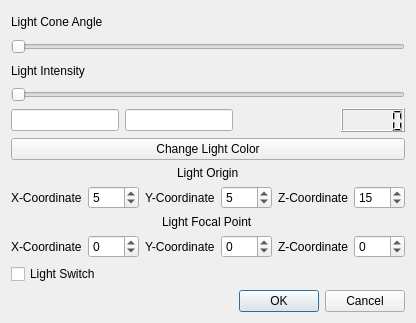
Above: model_viewer/source/edit_light.ui from warrior1601/2019_GROUP_33 before the change. Below: the same form after it.
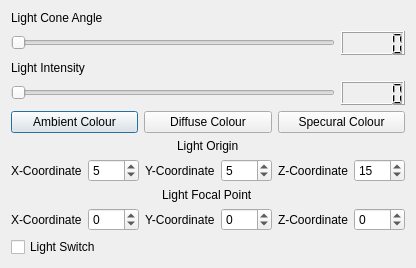
That is the form after the change.

Patch:
```diff
--- a/model_viewer/source/edit_light.ui
+++ b/model_viewer/source/edit_light.ui
@@ -10,55 +10,95 @@
     <x>0</x>
     <y>0</y>
     <width>390</width>
-    <height>323</height>
+    <height>275</height>
    </rect>
   </property>
   <property name="windowTitle">
    <string>Edit Light</string>
   </property>
   <layout class="QGridLayout" name="gridLayout">
+   <property name="sizeConstraint">
+    <enum>QLayout::SetFixedSize</enum>
+   </property>
    <item row="2" column="0">
-    <widget class="QDialogButtonBox" name="buttonBox">
-     <property name="orientation">
-      <enum>Qt::Horizontal</enum>
-     </property>
-     <property name="standardButtons">
-      <set>QDialogButtonBox::Cancel|QDialogButtonBox::Ok</set>
-     </property>
-    </widget>
+    <layout class="QHBoxLayout" name="horizontalLayout_3">
+     <item>
+      <widget class="QCheckBox" name="Light_Switch">
+       <property name="text">
+        <string>Light Switch</string>
+       </property>
+       <property name="checked">
+        <bool>false</bool>
+       </property>
+      </widget>
+     </item>
+     <item>
+      <spacer name="horizontalSpacer_2">
+       <property name="orientation">
+        <enum>Qt::Horizontal</enum>
+       </property>
+       <property name="sizeHint" stdset="0">
+        <size>
+         <width>40</width>
+         <height>20</height>
+        </size>
+       </property>
+      </spacer>
+     </item>
+    </layout>
    </item>
    <item row="0" column="0">
     <layout class="QVBoxLayout" name="verticalLayout_3">
      <item>
-      <layout class="QVBoxLayout" name="verticalLayout_4">
-       <item>
-        <widget class="QLabel" name="label_10">
-         <property name="text">
-          <string>Light Cone Angle</string>
-         </property>
-        </widget>
-       </item>
-       <item>
-        <widget class="QSlider" name="Light_Cone_Angle">
-         <property name="maximum">
-          <number>90</number>
-         </property>
-         <property name="orientation">
-          <enum>Qt::Horizontal</enum>
-         </property>
-        </widget>
-       </item>
-      </layout>
+      <widget class="QLabel" name="label_10">
+       <property name="text">
+        <string>Light Cone Angle</string>
+       </property>
+      </widget>
      </item>
      <item>
       <layout class="QVBoxLayout" name="verticalLayout_5">
        <item>
-        <widget class="QLabel" name="label_9">
-         <property name="text">
-          <string>Light Intensity</string>
-         </property>
-        </widget>
+        <layout class="QHBoxLayout" name="horizontalLayout_6">
+         <item>
+          <widget class="QSlider" name="Light_Cone_Angle">
+           <property name="maximum">
+            <number>90</number>
+           </property>
+           <property name="orientation">
+            <enum>Qt::Horizontal</enum>
+           </property>
+          </widget>
+         </item>
+         <item>
+          <widget class="QLCDNumber" name="lcdNumber">
+           <property name="minimumSize">
+            <size>
+             <width>64</width>
+             <height>24</height>
+            </size>
+           </property>
+           <property name="maximumSize">
+            <size>
+             <width>64</width>
+             <height>24</height>
+            </size>
+           </property>
+          </widget>
+         </item>
+        </layout>
        </item>
+      </layout>
+     </item>
+     <item>
+      <widget class="QLabel" name="label_9">
+       <property name="text">
+        <string>Light Intensity</string>
+       </property>
+      </widget>
+     </item>
+     <item>
+      <layout class="QHBoxLayout" name="horizontalLayout_8">
        <item>
         <widget class="QSlider" name="Light_Intensity">
          <property name="maximum">
@@ -69,31 +109,8 @@
          </property>
         </widget>
        </item>
-      </layout>
-     </item>
-     <item>
-      <layout class="QHBoxLayout" name="horizontalLayout_4">
        <item>
-        <widget class="QLineEdit" name="LightName"/>
-       </item>
-       <item>
-        <widget class="QLineEdit" name="Test"/>
-       </item>
-       <item>
-        <spacer name="horizontalSpacer">
-         <property name="orientation">
-          <enum>Qt::Horizontal</enum>
-         </property>
-         <property name="sizeHint" stdset="0">
-          <size>
-           <width>40</width>
-           <height>20</height>
-          </size>
-         </property>
-        </spacer>
-       </item>
-       <item>
-        <widget class="QLCDNumber" name="lcdNumber">
+        <widget class="QLCDNumber" name="lcdNumber_2">
          <property name="minimumSize">
           <size>
            <width>64</width>
@@ -111,11 +128,29 @@
       </layout>
      </item>
      <item>
-      <widget class="QPushButton" name="Change_Light_Color">
-       <property name="text">
-        <string>Change Light Color</string>
-       </property>
-      </widget>
+      <layout class="QHBoxLayout" name="horizontalLayout_4">
+       <item>
+        <widget class="QPushButton" name="Ambient_Colour">
+         <property name="text">
+          <string>Ambient Colour</string>
+         </property>
+        </widget>
+       </item>
+       <item>
+        <widget class="QPushButton" name="Diffuse_Colour">
+         <property name="text">
+          <string>Diffuse Colour</string>
+         </property>
+        </widget>
+       </item>
+       <item>
+        <widget class="QPushButton" name="Specular_Colour">
+         <property name="text">
+          <string>Specural Colour</string>
+         </property>
+        </widget>
+       </item>
+      </layout>
      </item>
      <item>
       <layout class="QVBoxLayout" name="verticalLayout_2">
@@ -260,16 +295,6 @@
      </item>
     </layout>
    </item>
-   <item row="1" column="0">
-    <widget class="QCheckBox" name="Light_Switch">
-     <property name="text">
-      <string>Light Switch</string>
-     </property>
-     <property name="checked">
-      <bool>false</bool>
-     </property>
-    </widget>
-   </item>
   </layout>
  </widget>
  <tabstops>
```
Left out of the diff: 74 changed lines with no effect on the pictures.
